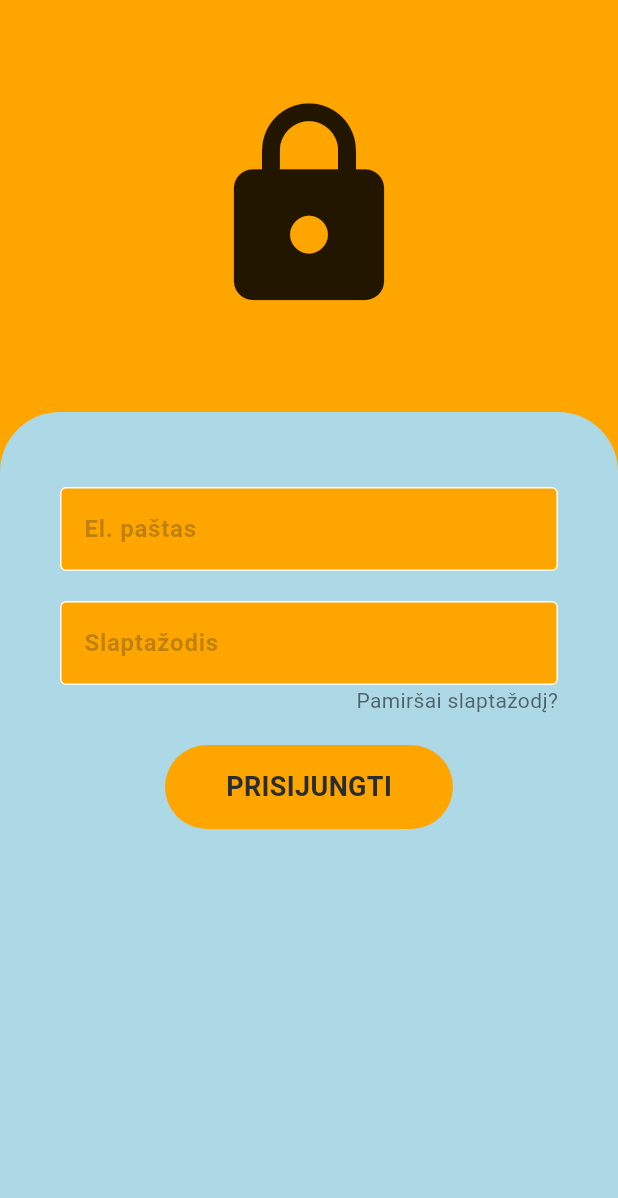
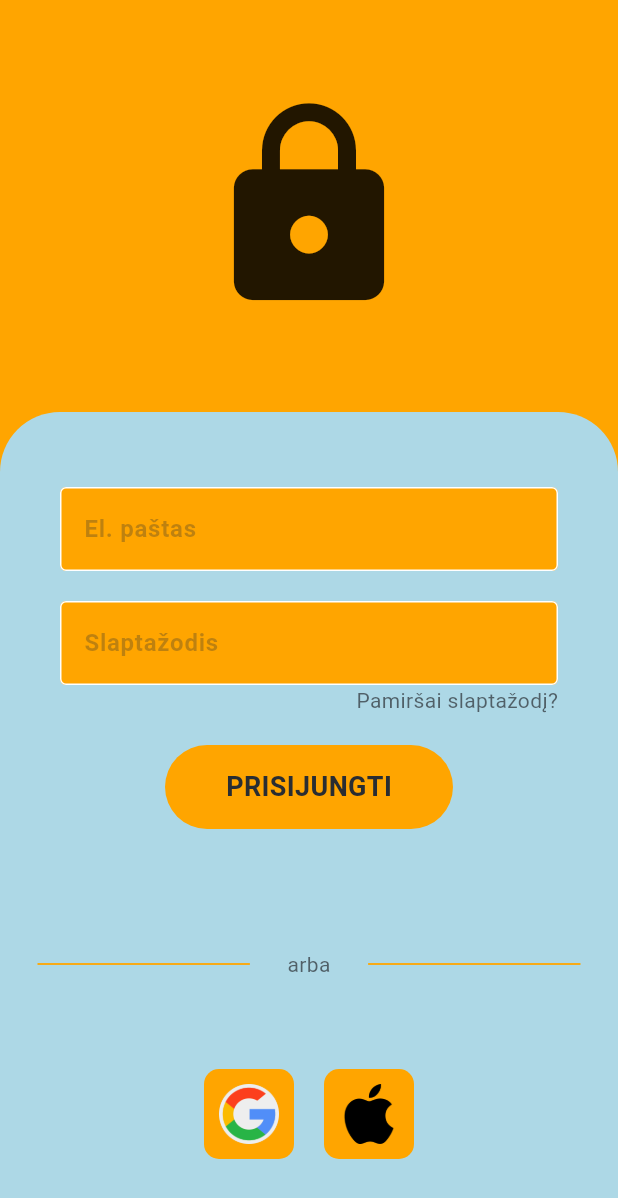
Before and after one commit to KarolisHub/math_hw, a Flutter app: the screen it shows after launch, on a phone screen of 412 x 824 dp. Shown: the top 1198 px of the screen. Run offline on Flutter 3.47's test engine with Material 3 defaults, Android fonts, the light colour scheme and no system bars.

Commit message:
login page - done visualization

```diff
--- a/lib/components/login_button.dart
+++ b/lib/components/login_button.dart
@@ -2,18 +2,23 @@ import 'package:flutter/material.dart';
 
 
 class LoginButton extends StatelessWidget {
-  const LoginButton({super.key});
+
+  final Function()? onTap;
+
+  const LoginButton({super.key, required this.onTap});
 
   @override
   Widget build(BuildContext context) {
-    return Container(
-      padding: EdgeInsets.all(15),
-      margin: EdgeInsets.symmetric(horizontal: 110),
+    return GestureDetector(
+      onTap: onTap,
+      child: Container(
+        padding: const EdgeInsets.all(15),
+        margin: const EdgeInsets.symmetric(horizontal: 110),
         decoration: BoxDecoration(
             color: Color(0xFFFFA500),
           borderRadius: BorderRadius.circular(40)
         ),
-      child: Center(
+        child: const Center(
           child: Text(
               "PRISIJUNGTI",
             style: TextStyle(
@@ -24,6 +29,7 @@ class LoginButton extends StatelessWidget {
             ),
           ),
         ),
+      ),
     );
   }
 }
--- /dev/null
+++ b/lib/components/login_page_icons.dart
@@ -0,0 +1,26 @@
+import 'package:flutter/material.dart';
+
+
+class SquareTile extends StatelessWidget {
+
+  final String imagePath;
+  const SquareTile({
+    super.key,
+    required this.imagePath
+  });
+
+  @override
+  Widget build(BuildContext context) {
+    return Container(
+      padding: EdgeInsets.all(10),
+      decoration: BoxDecoration(
+        color: Color(0xFFFFA500),
+        borderRadius: BorderRadius.circular(10)
+      ),
+      child: Image.asset(
+          imagePath,
+        height: 40,
+      ),
+    );
+  }
+}
--- a/lib/login/login_screen.dart
+++ b/lib/login/login_screen.dart
@@ -1,13 +1,17 @@
 import 'package:flutter/material.dart';
 import 'package:math_hw/components/login_button.dart';
+import 'package:math_hw/components/login_page_icons.dart';
 import 'package:math_hw/components/login_text_field.dart';
 
 class LoginScreen extends StatelessWidget {
   LoginScreen({super.key});
 
+  //text editing controller
   final usernameController = TextEditingController();
   final passwordController = TextEditingController();
 
+  //sign user in method
+  void signUserIn(){}
 
   @override
   Widget build(BuildContext context) {
@@ -74,13 +78,77 @@ class LoginScreen extends StatelessWidget {
 
                     //prisijungti mygtukas
 
-                    LoginButton(),
+                    LoginButton(
+                      onTap: signUserIn,
+                    ),
+
+                    const SizedBox(height: 80),
 
                     //arba
 
+                    Padding(
+                      padding: const EdgeInsets.symmetric(horizontal: 25.0),
+                      child: Row(
+                        children: [
+                          Expanded(
+                            child: Divider(
+                              thickness: 1.2,
+                              color: Color(0xFFFFA500),
+                            ),
+                          ),
+
+                          Padding(
+                            padding: const EdgeInsets.symmetric(horizontal: 25.0),
+                            child: Text(
+                                "arba",
+                              style: TextStyle(color: Color(0xB3292D32)),
+                            ),
+                          ),
+
+                          Expanded(
+                            child: Divider(
+                              thickness: 1.2,
+                              color: Color(0xFFFFA500),
+                            ),
+                          ),
+                        ],
+                      ),
+                    ),
+                    const SizedBox(height: 60),
+
                     //google ir apple prisijungimas
 
+                    Row(
+                      mainAxisAlignment: MainAxisAlignment.center,
+                      children: const [
+                        //google button
+                        SquareTile(imagePath: 'lib/login/loginPageFoto/google.png'),
+
+                        const SizedBox(width: 20),
+
+                        //apple button
+                        SquareTile(imagePath: 'lib/login/loginPageFoto/apple.png')
+
+                      ],
+                    ),
+                    const SizedBox(height: 60),
+
                     //naujas vartotojas? registruotis
+                    Row(
+                      mainAxisAlignment: MainAxisAlignment.center,
+                      children: [
+                        Text(
+                            'Naujas vartotojas?',
+                          style: TextStyle(
+                            color: Color(0x80000000),
+
+                          ),
+                        ),
+                        const SizedBox(width: 6),
+                        Text('Registruotis.'),
+                      ],
+                    )
+
                   ],
 
                 ),
```
Lines whose indentation alone changed are shown as unchanged.
